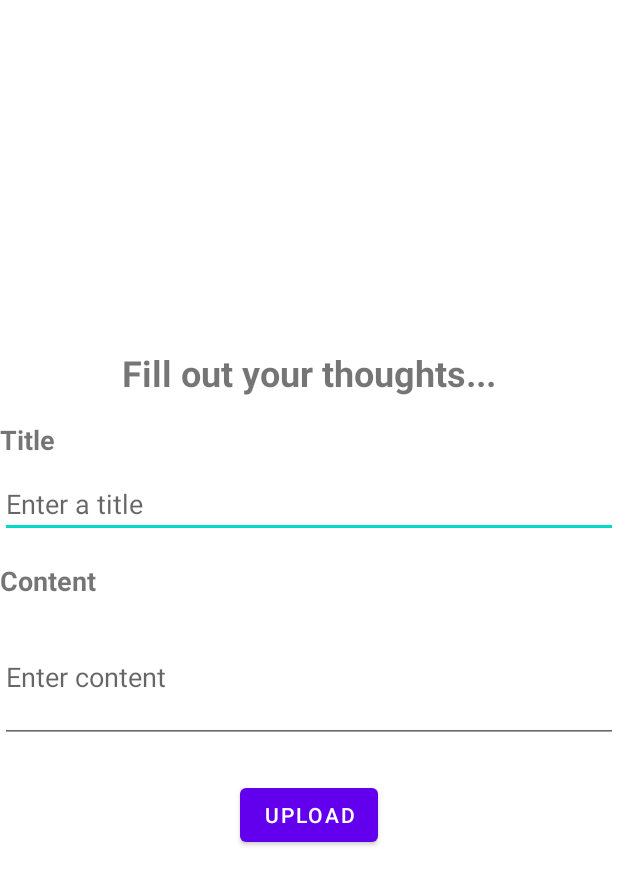
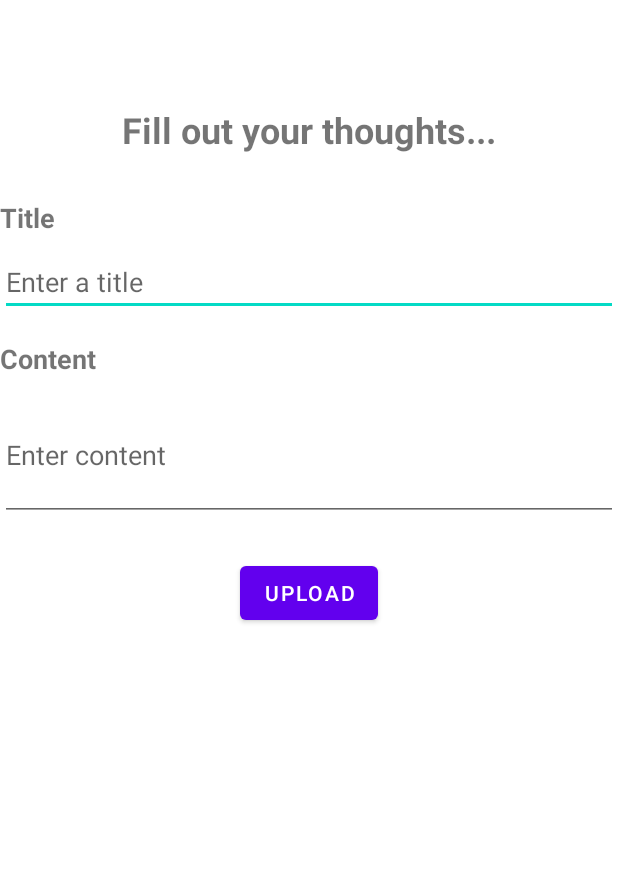
Before and after one commit to Gudauu/WeWallHere, an Android app: the ComposeActivity screen opened directly, with no data from a screen before it, on a phone screen of 412 x 824 dp. Shown: the top 885 px of the screen. Run offline under Robolectric (Android 15) with nearby library versions, the phone set to English and light mode, and no system bars.

Commit message:
reverse explore list & freeze during upload

```diff
--- a/app/src/main/java/com/example/wewallhere/ExploreByList/ExploreListActivity.java
+++ b/app/src/main/java/com/example/wewallhere/ExploreByList/ExploreListActivity.java
@@ -31,6 +31,7 @@ import com.google.android.material.tabs.TabLayout;
 
 import java.util.ArrayList;
 import java.util.Arrays;
+import java.util.Collections;
 import java.util.List;
 import java.util.Objects;
 
@@ -57,7 +58,7 @@ public class ExploreListActivity extends AppCompatActivity  implements SingleLoc
     private int REQUEST_SINGLE_LOCATION = 4277;
     private double latitude = 31;
     private double longitude = 121;
-    private double ll_delta = 1;
+    private double ll_delta = 3;
 
     @Override
     protected void onCreate(Bundle savedInstanceState) {
@@ -271,6 +272,7 @@ public class ExploreListActivity extends AppCompatActivity  implements SingleLoc
             public void onResponse(Call<List<MongoMediaEntry>> call, Response<List<MongoMediaEntry>> response) {
                 if (response.isSuccessful()) {
                     List<MongoMediaEntry> mediaEntries = response.body();
+                    Collections.reverse(mediaEntries);
 
                     // Handle the retrieved media entries
                     mongoMetaList.clear();
--- a/app/src/main/java/com/example/wewallhere/gmaps/ExploreMapActivity.java
+++ b/app/src/main/java/com/example/wewallhere/gmaps/ExploreMapActivity.java
@@ -69,7 +69,7 @@ public class ExploreMapActivity extends AppCompatActivity implements OnMapReadyC
     private int REQUEST_SINGLE_LOCATION = 4277;
     private double latitude = 31;
     private double longitude = 121;
-    private double ll_delta = 1;
+    private double ll_delta = 3;
 
 
 
--- a/app/src/main/res/layout/activity_compose.xml
+++ b/app/src/main/res/layout/activity_compose.xml
@@ -1,11 +1,9 @@
 <?xml version="1.0" encoding="utf-8"?>
-<LinearLayout
+<RelativeLayout
     xmlns:android="http://schemas.android.com/apk/res/android"
     xmlns:tools="http://schemas.android.com/tools"
     android:layout_width="match_parent"
     android:layout_height="match_parent"
-    android:orientation="vertical"
-    android:gravity="center"
     tools:context=".Upload.UploadActivity">
 
     <TextView
@@ -15,7 +13,9 @@
         android:text="Fill out your thoughts..."
         android:textSize="24sp"
         android:textStyle="bold"
-        android:layout_marginBottom="16dp" />
+        android:layout_centerHorizontal="true"
+        android:layout_marginTop="70dp"
+        android:layout_marginBottom="30dp" />
 
     <TextView
         android:id="@+id/textViewTitle"
@@ -24,13 +24,15 @@
         android:text="Title"
         android:textSize="18sp"
         android:textStyle="bold"
-        android:layout_marginBottom="8dp" />
+        android:layout_marginBottom="8dp"
+        android:layout_below="@id/textViewHeadTitle" />
 
     <EditText
         android:id="@+id/editTextTitle"
         android:layout_width="match_parent"
         android:layout_height="wrap_content"
-        android:hint="Enter a title" />
+        android:hint="Enter a title"
+        android:layout_below="@id/textViewTitle" />
 
     <TextView
         android:id="@+id/textViewContent"
@@ -40,7 +42,8 @@
         android:textSize="18sp"
         android:textStyle="bold"
         android:layout_marginTop="16dp"
-        android:layout_marginBottom="8dp" />
+        android:layout_marginBottom="8dp"
+        android:layout_below="@id/editTextTitle" />
 
     <EditText
         android:id="@+id/editTextContent"
@@ -49,7 +52,8 @@
         android:hint="Enter content"
         android:inputType="textMultiLine"
         android:lines="5"
-        android:minLines="3" />
+        android:minLines="3"
+        android:layout_below="@id/textViewContent" />
 
     <Button
         android:id="@+id/buttonUpload"
@@ -58,6 +62,23 @@
         android:text="Upload"
         android:layout_gravity="center_horizontal"
         android:layout_marginTop="24dp"
-        android:layout_marginBottom="24dp" />
+        android:layout_marginBottom="24dp"
+        android:layout_centerHorizontal="true"
+        android:layout_below="@id/editTextContent" />
 
-</LinearLayout>
+    <RelativeLayout
+        android:id="@+id/loadingPanel"
+        android:layout_width="wrap_content"
+        android:layout_height="wrap_content"
+        android:layout_centerInParent="true"
+        android:visibility="gone"
+        android:layout_above="@id/buttonUpload">
+
+        <ProgressBar
+            android:layout_width="wrap_content"
+            android:layout_height="wrap_content"
+            android:indeterminate="true" />
+
+    </RelativeLayout>
+
+</RelativeLayout>
```
Also changed, not shown: app/src/main/java/com/example/wewallhere/Main/MainActivity.java (+8 -8 lines), app/src/main/java/com/example/wewallhere/Upload/ComposeActivity.java (+23 -0 lines).
